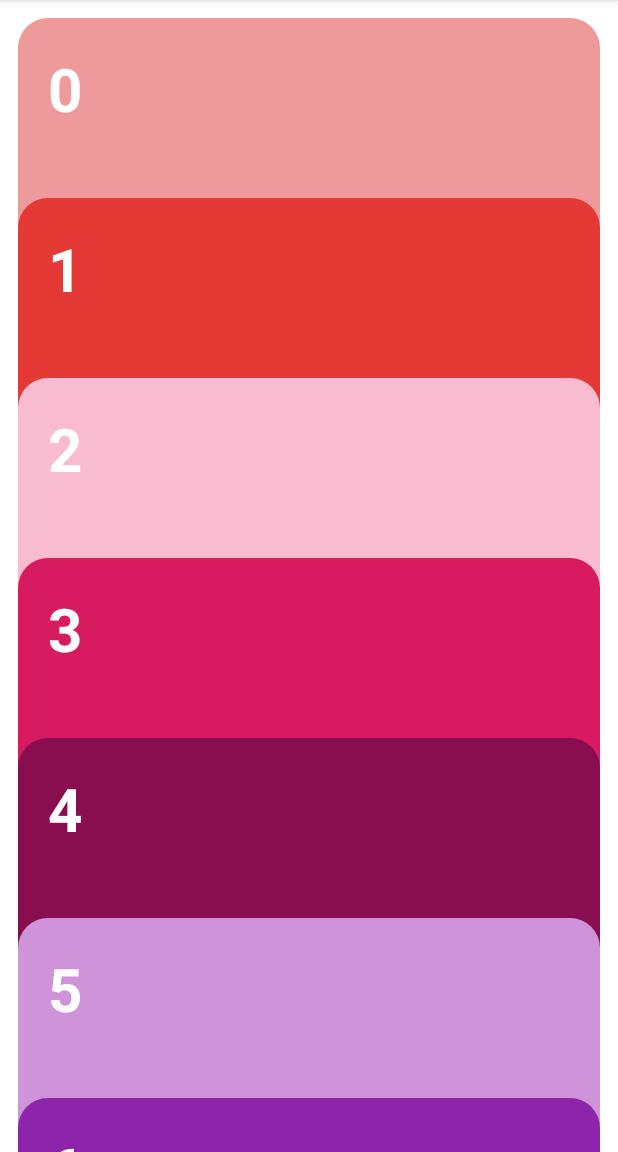
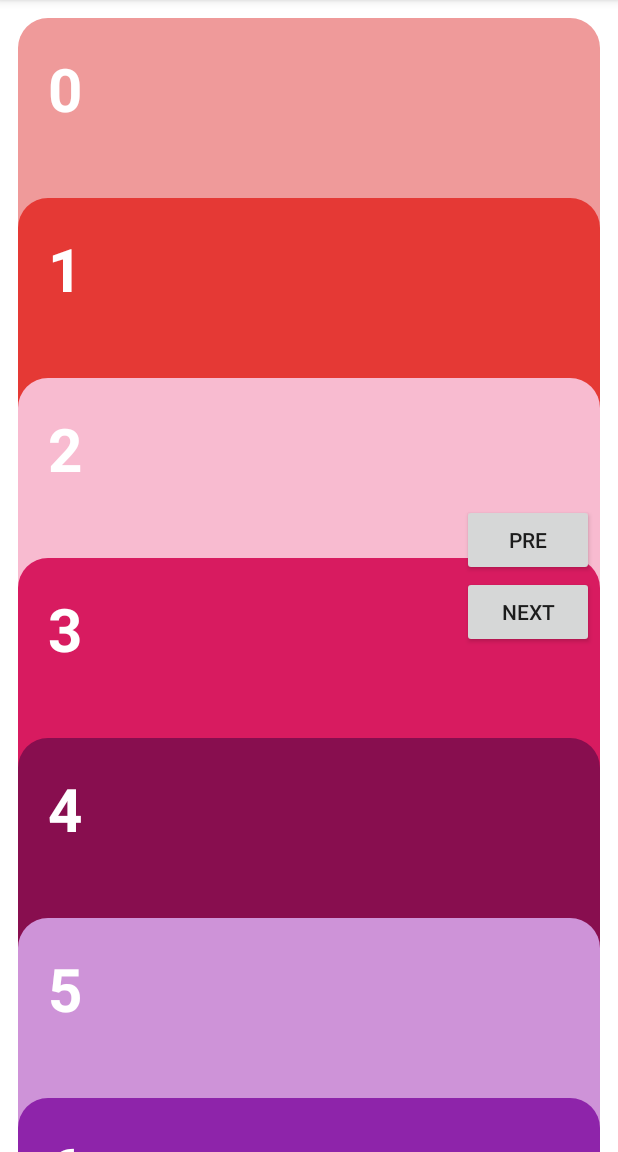
Before and after one commit to loopeer/CardStackView, an Android app: the screen it shows after launch (MainActivity), on a phone screen of 412 x 824 dp, the part 84-1236 px from its top. Run offline under Robolectric (Android 15) with nearby library versions, the phone set to English and light mode, and no system bars.

Commit message:
add next pre and example

```diff
--- a/app/src/main/java/com/loopeer/test/cardstackview/MainActivity.java
+++ b/app/src/main/java/com/loopeer/test/cardstackview/MainActivity.java
@@ -5,6 +5,8 @@ import android.os.Handler;
 import android.support.v7.app.AppCompatActivity;
 import android.view.Menu;
 import android.view.MenuItem;
+import android.view.View;
+import android.widget.LinearLayout;
 
 import com.loopeer.cardstack.AllMoveDownAnimatorAdapter;
 import com.loopeer.cardstack.CardStackView;
@@ -13,7 +15,7 @@ import com.loopeer.cardstack.UpDownStackAnimatorAdapter;
 
 import java.util.Arrays;
 
-public class MainActivity extends AppCompatActivity {
+public class MainActivity extends AppCompatActivity implements CardStackView.ItemExpendListener {
     public static Integer[] TEST_DATAS = new Integer[]{
             R.color.color_1,
             R.color.color_2,
@@ -43,6 +45,7 @@ public class MainActivity extends AppCompatActivity {
             R.color.color_26
     };
     private CardStackView mStackView;
+    private LinearLayout mActionButtonContainer;
     private TestStackAdapter mTestStackAdapter;
 
     @Override
@@ -51,6 +54,8 @@ public class MainActivity extends AppCompatActivity {
         setContentView(R.layout.activity_main);
 
         mStackView = (CardStackView) findViewById(R.id.stackview_main);
+        mActionButtonContainer = (LinearLayout) findViewById(R.id.button_container);
+        mStackView.setItemExpendListener(this);
         mTestStackAdapter = new TestStackAdapter(this);
         mStackView.setAdapter(mTestStackAdapter);
 
@@ -87,4 +92,17 @@ public class MainActivity extends AppCompatActivity {
         }
         return super.onOptionsItemSelected(item);
     }
+
+    public void onPreClick(View view) {
+        mStackView.pre();
+    }
+
+    public void onNextClick(View view) {
+        mStackView.next();
+    }
+
+    @Override
+    public void onItemExpend(boolean expend) {
+        mActionButtonContainer.setVisibility(expend ? View.VISIBLE : View.GONE);
+    }
 }
--- a/app/src/main/res/layout/activity_main.xml
+++ b/app/src/main/res/layout/activity_main.xml
@@ -1,7 +1,9 @@
 <?xml version="1.0" encoding="utf-8"?>
+<merge
+    xmlns:android="http://schemas.android.com/apk/res/android">
+
     <com.loopeer.cardstack.CardStackView
         android:id="@+id/stackview_main"
-    xmlns:android="http://schemas.android.com/apk/res/android"
         android:layout_width="match_parent"
         android:layout_height="match_parent"
         android:background="@android:color/white"
@@ -9,3 +11,25 @@
         android:paddingLeft="12dp"
         android:paddingRight="12dp"
         android:paddingTop="12dp"/>
+
+    <LinearLayout
+        android:id="@+id/button_container"
+        android:layout_width="wrap_content"
+        android:layout_height="wrap_content"
+        android:layout_gravity="right|center_vertical"
+        android:layout_marginRight="@dimen/activity_horizontal_margin"
+        android:orientation="vertical"
+        android:gravity="center">
+        <Button
+            android:layout_width="wrap_content"
+            android:layout_height="wrap_content"
+            android:src="@color/color_1"
+            android:text="Pre"
+            android:onClick="onPreClick"/>
+        <Button
+            android:layout_width="wrap_content"
+            android:layout_height="wrap_content"
+            android:text="Next"
+            android:onClick="onNextClick"/>
+    </LinearLayout>
+</merge>
--- a/build.gradle
+++ b/build.gradle
@@ -5,8 +5,8 @@ buildscript {
         jcenter()
     }
     dependencies {
-        classpath 'com.android.tools.build:gradle:2.1.2'
-        classpath 'com.github.dcendents:android-maven-gradle-plugin:1.3'
+        classpath 'com.android.tools.build:gradle:2.2.0'
+        classpath 'com.github.dcendents:android-maven-gradle-plugin:1.4.1'
         // NOTE: Do not place your application dependencies here; they belong
         // in the individual module build.gradle files
     }
--- a/cardstack/src/main/java/com/loopeer/cardstack/CardStackView.java
+++ b/cardstack/src/main/java/com/loopeer/cardstack/CardStackView.java
@@ -60,6 +60,7 @@ public class CardStackView extends ViewGroup implements ScrollDelegate {
     private boolean mScrollEnable = true;
 
     private ScrollDelegate mScrollDelegate;
+    private ItemExpendListener mItemExpendListener;
 
     public CardStackView(Context context) {
         this(context, null);
@@ -268,6 +269,20 @@ public class CardStackView extends ViewGroup implements ScrollDelegate {
                 performItemClick(holder);
             }
         });
+    }
+
+    public void next() {
+        if (mSelectPosition == DEFAULT_SELECT_POSITION || mSelectPosition == mViewHolders.size() - 1) return;
+        performItemClick(mViewHolders.get(mSelectPosition + 1));
+    }
+
+    public void pre() {
+        if (mSelectPosition == DEFAULT_SELECT_POSITION || mSelectPosition == 0) return;
+        performItemClick(mViewHolders.get(mSelectPosition - 1));
+    }
+
+    public boolean isExpending() {
+        return mSelectPosition != DEFAULT_SELECT_POSITION;
     }
 
     public void performItemClick(ViewHolder viewHolder) {
@@ -744,6 +759,7 @@ public class CardStackView extends ViewGroup implements ScrollDelegate {
 
     public void setSelectPosition(int selectPosition) {
         mSelectPosition = selectPosition;
+        mItemExpendListener.onItemExpend(mSelectPosition != DEFAULT_SELECT_POSITION);
     }
 
     public int getOverlapGaps() {
@@ -794,4 +810,16 @@ public class CardStackView extends ViewGroup implements ScrollDelegate {
     public ScrollDelegate getScrollDelegate() {
         return mScrollDelegate;
     }
+
+    public ItemExpendListener getItemExpendListener() {
+        return mItemExpendListener;
+    }
+
+    public void setItemExpendListener(ItemExpendListener itemExpendListener) {
+        mItemExpendListener = itemExpendListener;
+    }
+
+    public interface ItemExpendListener{
+        void onItemExpend(boolean expend);
+    }
 }
```
Also changed, not shown: gradle/wrapper/gradle-wrapper.properties. Lines whose indentation alone changed are shown as unchanged.
